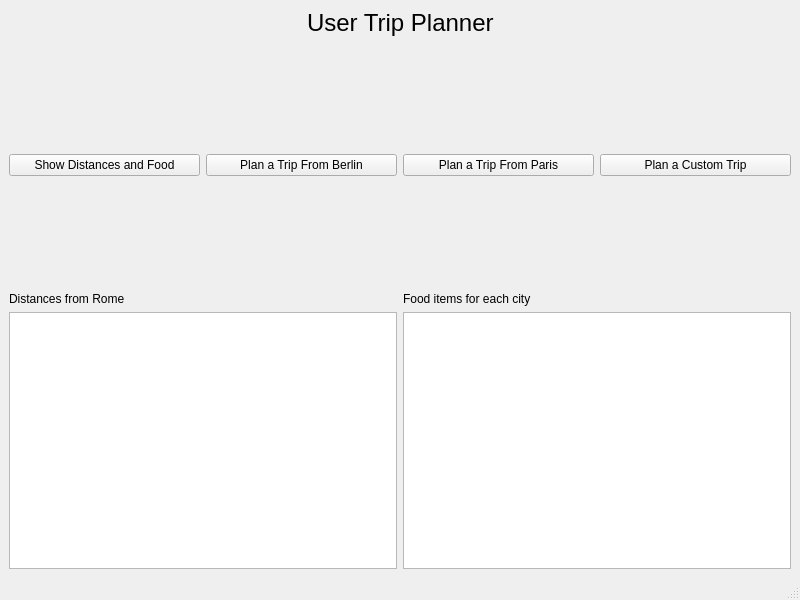
Old version of the form Qt_Project/user.ui in the repository zzfp/Class_project_1.
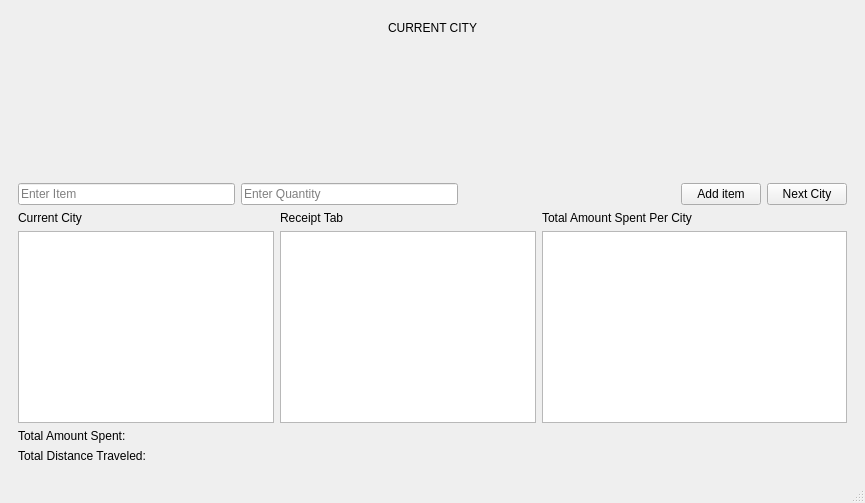
New version of the form. The open tabs and pages were chosen to show the change.

Commit message: finished berlin page, updated DB to include 2 tables

The edit to the form file:
```diff
--- a/Qt_Project/user.ui
+++ b/Qt_Project/user.ui
@@ -6,16 +6,23 @@
    <rect>
     <x>0</x>
     <y>0</y>
-    <width>800</width>
-    <height>600</height>
+    <width>865</width>
+    <height>503</height>
    </rect>
   </property>
   <property name="windowTitle">
    <string>MainWindow</string>
   </property>
   <widget class="QWidget" name="centralwidget">
+   <layout class="QGridLayout" name="gridLayout_2">
+    <item row="0" column="0">
+     <widget class="QStackedWidget" name="travelStackedWidget">
+      <property name="currentIndex">
+       <number>0</number>
+      </property>
+      <widget class="QWidget" name="page">
    <layout class="QGridLayout" name="gridLayout">
-    <item row="0" column="0" colspan="2">
+        <item row="0" column="0">
      <layout class="QVBoxLayout" name="verticalLayout_3">
       <item>
        <layout class="QHBoxLayout" name="horizontalLayout">
@@ -120,6 +127,31 @@
      </layout>
     </item>
     <item row="1" column="0">
+         <layout class="QVBoxLayout" name="verticalLayout_10">
+          <item>
+           <layout class="QHBoxLayout" name="horizontalLayout_6">
+            <item>
+             <widget class="QLineEdit" name="searchFoodItemLineEdit">
+              <property name="text">
+               <string/>
+              </property>
+              <property name="placeholderText">
+               <string>Search by City for food items</string>
+              </property>
+             </widget>
+            </item>
+            <item>
+             <widget class="QPushButton" name="searchFoodPushButton">
+              <property name="text">
+               <string>Search Food</string>
+              </property>
+             </widget>
+            </item>
+           </layout>
+          </item>
+          <item>
+           <layout class="QHBoxLayout" name="horizontalLayout_8">
+            <item>
      <layout class="QVBoxLayout" name="verticalLayout">
       <item>
        <widget class="QLabel" name="label_2">
@@ -133,12 +165,12 @@
       </item>
      </layout>
     </item>
-    <item row="1" column="1">
+            <item>
      <layout class="QVBoxLayout" name="verticalLayout_2">
       <item>
        <widget class="QLabel" name="label_3">
         <property name="text">
-         <string>Food items for each city</string>
+                 <string>Food items for: </string>
         </property>
        </widget>
       </item>
@@ -148,7 +180,244 @@
      </layout>
     </item>
    </layout>
-  </widget>
+          </item>
+         </layout>
+        </item>
+       </layout>
+      </widget>
+      <widget class="QWidget" name="page_2">
+       <layout class="QGridLayout" name="gridLayout_3">
+        <item row="0" column="0">
+         <layout class="QVBoxLayout" name="verticalLayout_4">
+          <item>
+           <layout class="QHBoxLayout" name="horizontalLayout_3">
+            <item>
+             <widget class="QLabel" name="label_4">
+              <property name="styleSheet">
+               <string notr="true">font: 14pt &quot;Segoe UI&quot;;</string>
+              </property>
+              <property name="text">
+               <string>Your Trip</string>
+              </property>
+             </widget>
+            </item>
+            <item>
+             <spacer name="horizontalSpacer_4">
+              <property name="orientation">
+               <enum>Qt::Horizontal</enum>
+              </property>
+              <property name="sizeHint" stdset="0">
+               <size>
+                <width>40</width>
+                <height>20</height>
+               </size>
+              </property>
+             </spacer>
+            </item>
+            <item>
+             <widget class="QPushButton" name="beginTripPushButton">
+              <property name="styleSheet">
+               <string notr="true">font: 14pt &quot;Segoe UI&quot;;</string>
+              </property>
+              <property name="text">
+               <string>Begin Trip</string>
+              </property>
+             </widget>
+            </item>
+           </layout>
+          </item>
+          <item>
+           <widget class="QTableView" name="tripTableView"/>
+          </item>
+         </layout>
+        </item>
+       </layout>
+      </widget>
+      <widget class="QWidget" name="page_3">
+       <layout class="QGridLayout" name="gridLayout_4">
+        <item row="0" column="0">
+         <layout class="QVBoxLayout" name="verticalLayout_9">
+          <item>
+           <layout class="QHBoxLayout" name="horizontalLayout_7">
+            <item>
+             <spacer name="horizontalSpacer_5">
+              <property name="orientation">
+               <enum>Qt::Horizontal</enum>
+              </property>
+              <property name="sizeHint" stdset="0">
+               <size>
+                <width>40</width>
+                <height>20</height>
+               </size>
+              </property>
+             </spacer>
+            </item>
+            <item>
+             <widget class="QLabel" name="currentCityLineEdit">
+              <property name="styleSheet">
+               <string notr="true">font: 14pt &quot;Segoe UI&quot;;</string>
+              </property>
+              <property name="text">
+               <string>CURRENT CITY</string>
+              </property>
+             </widget>
+            </item>
+            <item>
+             <spacer name="horizontalSpacer_6">
+              <property name="orientation">
+               <enum>Qt::Horizontal</enum>
+              </property>
+              <property name="sizeHint" stdset="0">
+               <size>
+                <width>40</width>
+                <height>20</height>
+               </size>
+              </property>
+             </spacer>
+            </item>
+           </layout>
+          </item>
+          <item>
+           <spacer name="verticalSpacer_3">
+            <property name="orientation">
+             <enum>Qt::Vertical</enum>
+            </property>
+            <property name="sizeHint" stdset="0">
+             <size>
+              <width>20</width>
+              <height>40</height>
+             </size>
+            </property>
+           </spacer>
+          </item>
+         </layout>
+        </item>
+        <item row="1" column="0">
+         <layout class="QVBoxLayout" name="verticalLayout_8">
+          <item>
+           <layout class="QHBoxLayout" name="horizontalLayout_4">
+            <item>
+             <widget class="QLineEdit" name="enterItemLineEdit">
+              <property name="text">
+               <string/>
+              </property>
+              <property name="placeholderText">
+               <string>Enter Item</string>
+              </property>
+             </widget>
+            </item>
+            <item>
+             <widget class="QLineEdit" name="quantityItemLineEdit">
+              <property name="text">
+               <string/>
+              </property>
+              <property name="placeholderText">
+               <string>Enter Quantity</string>
+              </property>
+             </widget>
+            </item>
+            <item>
+             <spacer name="horizontalSpacer_3">
+              <property name="orientation">
+               <enum>Qt::Horizontal</enum>
+              </property>
+              <property name="sizeHint" stdset="0">
+               <size>
+                <width>40</width>
+                <height>20</height>
+               </size>
+              </property>
+             </spacer>
+            </item>
+            <item>
+             <widget class="QPushButton" name="addItemPushButton">
+              <property name="text">
+               <string>Add item</string>
+              </property>
+             </widget>
+            </item>
+            <item>
+             <widget class="QPushButton" name="nextCityPushButton">
+              <property name="text">
+               <string>Next City</string>
+              </property>
+             </widget>
+            </item>
+           </layout>
+          </item>
+          <item>
+           <layout class="QHBoxLayout" name="horizontalLayout_9">
+            <item>
+             <layout class="QHBoxLayout" name="horizontalLayout_5">
+              <item>
+               <layout class="QVBoxLayout" name="verticalLayout_5">
+                <item>
+                 <widget class="QLabel" name="label_5">
+                  <property name="text">
+                   <string>Current City</string>
+                  </property>
+                 </widget>
+                </item>
+                <item>
+                 <widget class="QTableView" name="currentCityTableView"/>
+                </item>
+               </layout>
+              </item>
+              <item>
+               <layout class="QVBoxLayout" name="verticalLayout_6">
+                <item>
+                 <widget class="QLabel" name="label_6">
+                  <property name="text">
+                   <string>Receipt Tab</string>
+                  </property>
+                 </widget>
+                </item>
+                <item>
+                 <widget class="QTableView" name="receiptTabTableView"/>
+                </item>
+               </layout>
+              </item>
+             </layout>
+            </item>
+            <item>
+             <layout class="QVBoxLayout" name="verticalLayout_7">
+              <item>
+               <widget class="QLabel" name="label_7">
+                <property name="text">
+                 <string>Total Amount Spent Per City</string>
+                </property>
+               </widget>
+              </item>
+              <item>
+               <widget class="QTableView" name="totalAmountPerCityTableView"/>
+              </item>
+             </layout>
+            </item>
+           </layout>
+          </item>
+         </layout>
+        </item>
+        <item row="2" column="0">
+         <widget class="QLabel" name="totalAmountSpentLabel">
+          <property name="text">
+           <string>Total Amount Spent:</string>
+          </property>
+         </widget>
+        </item>
+        <item row="3" column="0">
+         <widget class="QLabel" name="totalDistanceTraveledLabel">
+          <property name="text">
+           <string>Total Distance Traveled:</string>
+          </property>
+         </widget>
+        </item>
+       </layout>
+      </widget>
+     </widget>
+    </item>
+   </layout>
+  </widget>
+  <widget class="QStatusBar" name="statusbar"/>
   <widget class="QMenuBar" name="menubar">
    <property name="geometry">
     <rect>
@@ -159,7 +428,6 @@
     </rect>
    </property>
   </widget>
-  <widget class="QStatusBar" name="statusbar"/>
  </widget>
  <resources/>
  <connections/>
```
Left out of the diff: 2 changed lines with no effect on the pictures. Lines whose indentation alone changed are shown as unchanged. The commit also changes 6 other files.
